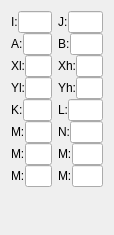
TheProjecter/pockemul, file ui/cregssc61860widget.ui: the form before one commit.
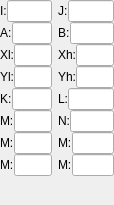
The form after the commit.

Diff of the .ui file:
```diff
--- a/ui/cregssc61860widget.ui
+++ b/ui/cregssc61860widget.ui
@@ -7,13 +7,28 @@
     <x>0</x>
     <y>0</y>
     <width>114</width>
-    <height>235</height>
+    <height>205</height>
    </rect>
   </property>
+  <property name="sizePolicy">
+   <sizepolicy hsizetype="Minimum" vsizetype="Preferred">
+    <horstretch>0</horstretch>
+    <verstretch>0</verstretch>
+   </sizepolicy>
+  </property>
+  <property name="minimumSize">
+   <size>
+    <width>100</width>
+    <height>0</height>
+   </size>
+  </property>
   <property name="windowTitle">
    <string>Form</string>
   </property>
   <layout class="QVBoxLayout" name="verticalLayout_3">
+   <property name="margin">
+    <number>0</number>
+   </property>
    <item>
     <layout class="QHBoxLayout" name="horizontalLayout_17">
      <property name="sizeConstraint">
```
